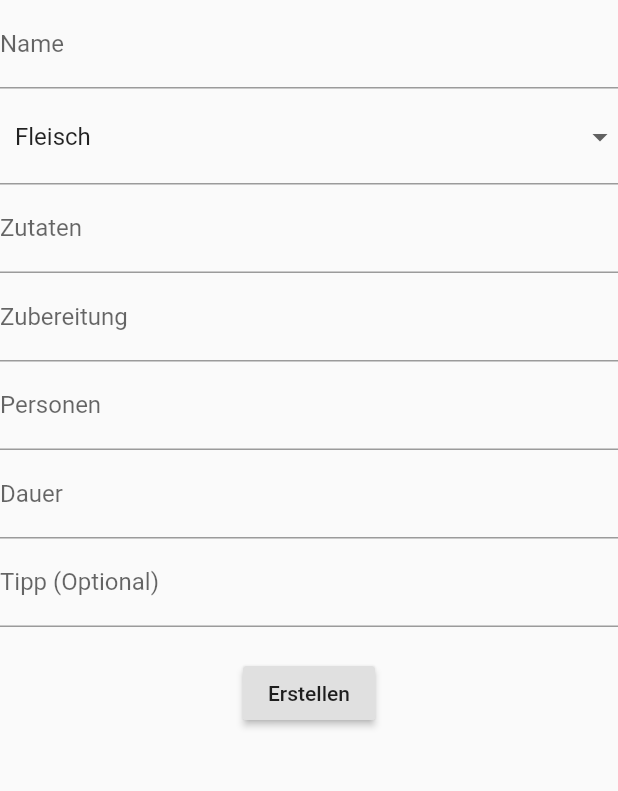
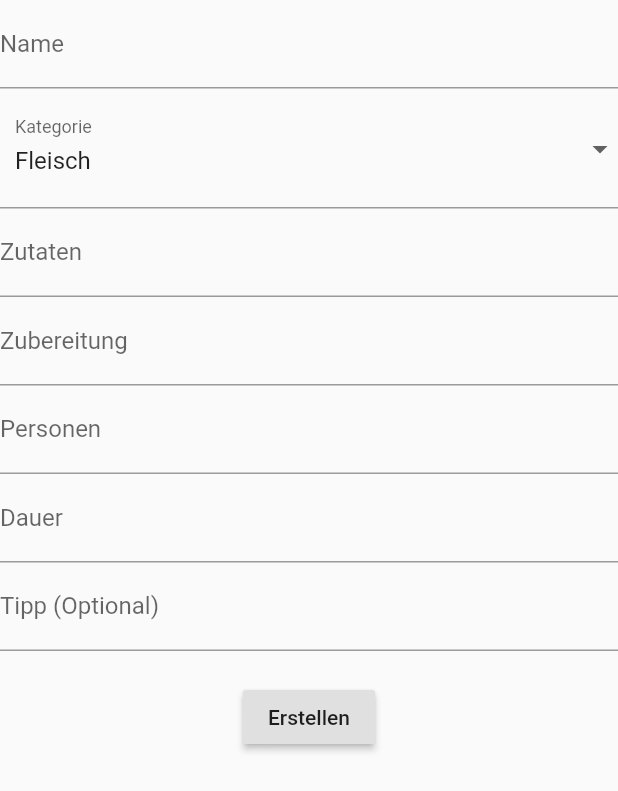
Before and after one commit to mmoosbac94/Rezeptbuch, a Flutter app: the CustomForm widget shown alone on an empty page, opened directly, on a phone screen of 412 x 824 dp. Shown: the top 791 px of the screen. Run offline on Flutter 3.47's test engine with Material 2 defaults, Android fonts, the light colour scheme and no system bars; generated files the repository leaves out were written again; network calls fail.

Commit message:
Improved add-recipe-dialog with scrolling list

```diff
--- a/lib/userinterface/add_recipe_dialog.dart
+++ b/lib/userinterface/add_recipe_dialog.dart
@@ -2,19 +2,20 @@ import 'package:flutter/cupertino.dart';
 import 'package:flutter/material.dart';
 import 'package:flutter/services.dart';
 import 'package:provider/provider.dart';
+import 'package:recipeWebApp/models/recipe.dart';
 import 'package:recipeWebApp/usecases/recipe_usecase.dart';
-
-import '../models/recipe.dart';
 
 class AddRecipeDialog extends StatelessWidget {
   @override
   Widget build(BuildContext context) {
     return AlertDialog(
-        content: Column(
-      children: <Widget>[
-        const Text('Füge ein neues Rezept hinzu...'),
-        CustomForm(),
-      ],
+        content: SingleChildScrollView(
+      child: Column(
+        children: <Widget>[
+          const Text('Füge ein neues Rezept hinzu...'),
+          CustomForm(),
+        ],
+      ),
     ));
   }
 }
@@ -29,6 +30,9 @@ class CustomForm extends StatefulWidget {
 class CustomFormState extends State<CustomForm> {
   final _formKey = GlobalKey<FormState>();
   final TextEditingController recipeNameController = TextEditingController();
+  final TextEditingController recipePersonController = TextEditingController();
+  final TextEditingController recipeTimeController = TextEditingController();
+  final TextEditingController recipeTipController = TextEditingController();
   final ValueNotifier<String> dropDownNotifier =
       ValueNotifier<String>('Fleisch');
 
@@ -47,14 +51,18 @@ class CustomFormState extends State<CustomForm> {
             TextFormField(
                 decoration: const InputDecoration(labelText: 'Zutaten')),
             TextFormField(
+                maxLines: null,
+                keyboardType: TextInputType.text,
                 decoration: const InputDecoration(labelText: 'Zubereitung')),
             TextFormField(
+              controller: recipePersonController,
               decoration: const InputDecoration(labelText: 'Personen'),
               inputFormatters: <TextInputFormatter>[
                 WhitelistingTextInputFormatter.digitsOnly
               ],
             ),
             TextFormField(
+                controller: recipeTimeController,
                 decoration: const InputDecoration(labelText: 'Dauer'),
                 inputFormatters: <TextInputFormatter>[
                   WhitelistingTextInputFormatter.digitsOnly
@@ -78,10 +86,10 @@ class CustomFormState extends State<CustomForm> {
         name: recipeNameController.text,
         category: dropDownNotifier.value,
         ingredients: ['Test1', 'Test2', 'Test3'],
-        persons: 2,
+        persons: int.parse(recipePersonController.text),
         preparation: 'TestPreparation',
-        time: 20,
-        tip: 'TestTip');
+        time: int.parse(recipeTimeController.text),
+        tip: recipeTipController.text);
     // final String response = await context
     //     .read<RecipeUseCase>()
     //     .addRecipe(recipe: recipe, context: context);
@@ -112,6 +120,7 @@ class CategoriesDropDown extends StatelessWidget {
       },
       value: dropDownNotifier.value,
       decoration: const InputDecoration(
+          labelText: 'Kategorie',
           contentPadding: EdgeInsets.fromLTRB(10, 20, 10, 20)),
     );
   }
```
